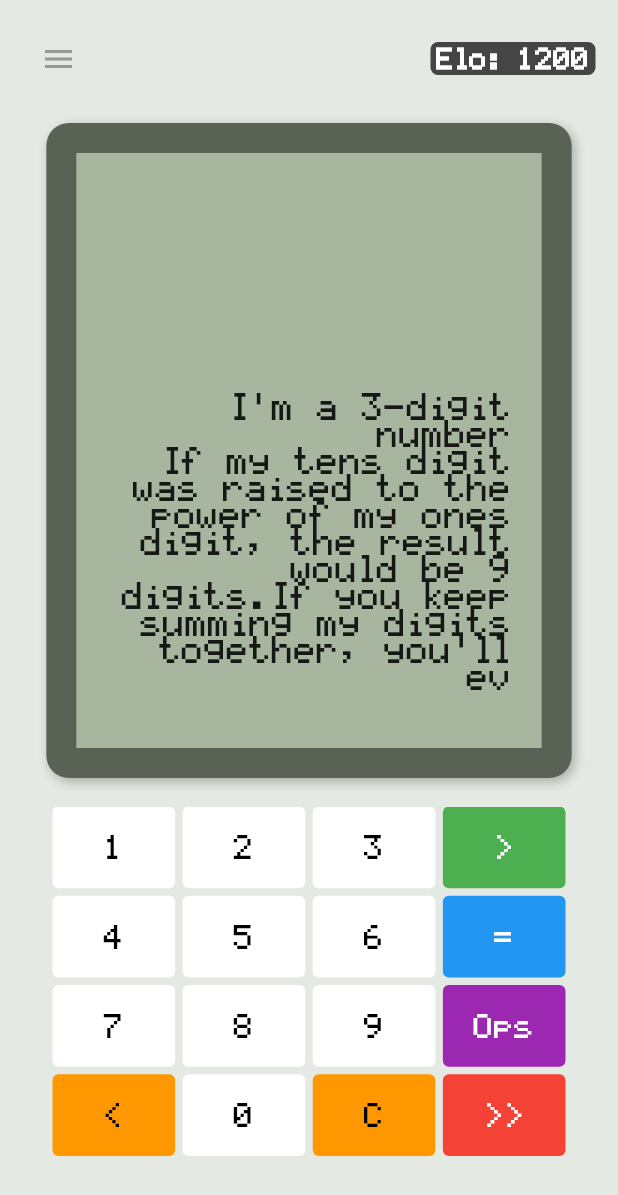
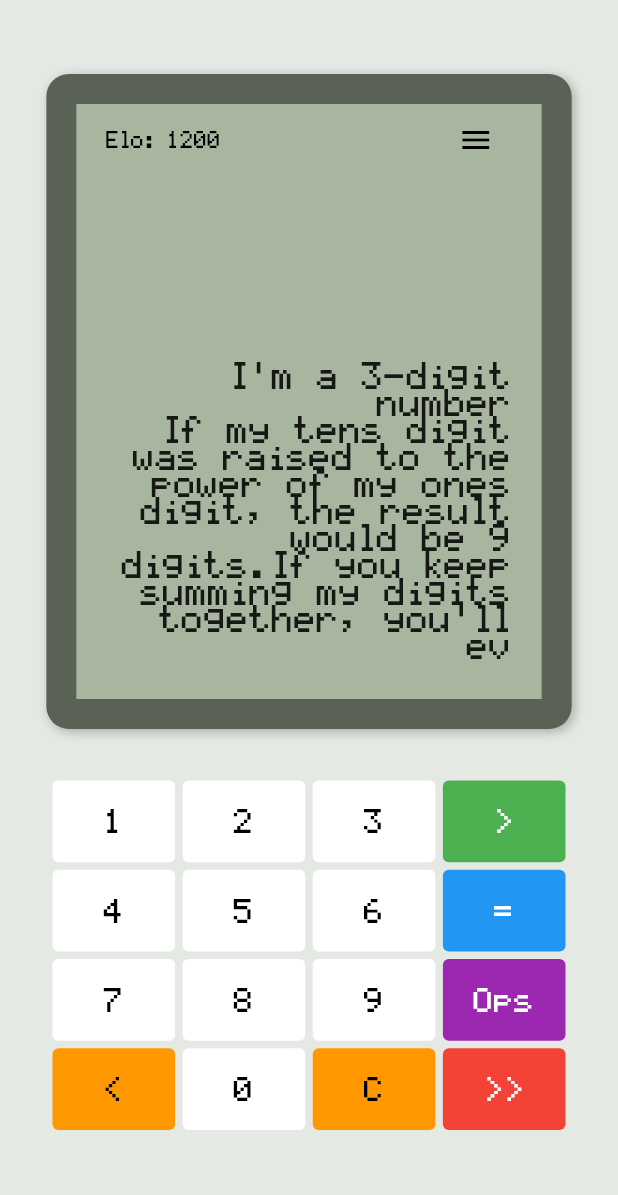
Before and after one commit to HennyBicks01/math_riddler, a Flutter app: the screen it shows after launch, on a phone screen of 412 x 824 dp. Shown: the top 1195 px of the screen. Run offline on Flutter 3.47's test engine with Material 2 defaults, Android fonts, the phone set to English and light mode, and no system bars; our stand-ins replace math_expressions, shared_preferences.

```diff
--- a/lib/main.dart
+++ b/lib/main.dart
@@ -56,7 +56,10 @@ class _MyHomePageState extends State<MyHomePage> {
   bool _isRiddleBeingDisplayed = false;
   String _currentInput = ""; // To store the number being input by the user.
   final List<String> _lastExpression = [];
-  List<String> expressionSymbols = ['+', '-', 'x', '/', '^','Prm','Len','Fib','Sum','Prod','.','Ops'];
+  List<String> expressionSymbols =
+  ['+', '-', 'x', '/',
+    '^','Prm','Len','Fib',
+    'Sum','Prod','.','Ops'];
   bool _showOperators = false;
 
 
@@ -485,12 +488,17 @@ class _MyHomePageState extends State<MyHomePage> {
                 (states) => textColor,
           ),
         ),
+        child: FittedBox(
+          fit: BoxFit.scaleDown,
           child: Text(
             symbol,
             style: TextStyle(
               fontSize: 18,
               color: textColor,
               fontFamily: 'TI84Font',
+            ),
+            maxLines: 1,
+            overflow: TextOverflow.ellipsis,
           ),
         ),
       );
@@ -508,16 +516,51 @@ class _MyHomePageState extends State<MyHomePage> {
                         Column(
                           children: [
 
+                            //Riddle and User input
+                            Expanded(
+                              flex: 7,
+                              child: Center(
+                                child: Container(
+                                  width: screenWidth * 0.85,
+                                  height: screenHeight * 0.53,
+                                  padding: const EdgeInsets.fromLTRB(20.0, 0.0, 20.0, 8.0),
+                                  decoration: BoxDecoration(
+                                      color: const Color(0xFFA8B6A0),
+                                      borderRadius: BorderRadius.circular(15),
+                                      border: Border.all(width: 20.0, color: const Color(0xFF5a6155)), // Adding 20px border
+                                      boxShadow: const [
+                                        BoxShadow(
+                                            color: Colors.black26,
+                                            blurRadius: 5.0,
+                                            offset: Offset(2, 2)
+                                        ),
+                                      ]
+                                  ),
+                                  child: Column(
+                                    mainAxisAlignment: MainAxisAlignment.end,
+                                    crossAxisAlignment: CrossAxisAlignment.end,
+                                    children: [
+
                                     //Row for ELO Score and Menu Icon
                                     Row(
                                     mainAxisAlignment: MainAxisAlignment.spaceBetween,
-                              // Space out the children.
                                     children: [
 
+                                      // Elo Score with no border and smaller font
+                                      Text(
+                                        'Elo: $_eloScore',
+                                        style: const TextStyle(
+                                          fontSize: 12,
+                                          fontWeight: FontWeight.normal,
+                                          color: Colors.black,
+                                        ),
+                                      ),
 
-                                // Menu Icon (Settings)
-                                IconButton(
-                                  onPressed: () async { // <-- Make this function async
+                                      // Menu Icon (Settings) with padding adjusted
+                                      Padding(
+                                        padding: const EdgeInsets.only(left: 20.0),
+                                        child: IconButton(
+                                          onPressed: () async {
                                             await Navigator.of(context).push(
                                               MaterialPageRoute(
                                                 builder: (context) =>
@@ -534,58 +577,15 @@ class _MyHomePageState extends State<MyHomePage> {
                                                     ),
                                               ),
                                             );
-                                    _loadSettings(); // <-- Load your settings again
+                                            _loadSettings();
                                           },
                                           icon: const Icon(
-                                      Icons.menu, color: CupertinoColors
-                                      .inactiveGray),
+                                              Icons.menu, color: CupertinoColors.black),
+                                        ),
                                       ),
 
-
-                                // Elo Score
-                                Container(
-                                  padding: const EdgeInsets.all(4.0),
-                                  decoration: BoxDecoration(
-                                    color: Colors.black.withOpacity(0.7),
-                                    borderRadius: BorderRadius.circular(5),
-                                  ),
-                                  child: Text(
-                                    'Elo: $_eloScore',
-                                    style: const TextStyle(
-                                      fontSize: 16,
-                                      fontWeight: FontWeight.bold,
-                                      color: Colors.white,
-                                    ),
-                                  ),
-                                ),
                                         ],
                                       ),
-
-
-                            //Riddle and User input
-                            Expanded(
-                              flex: 7,
-                              child: Center(
-                                child: Container(
-                                  width: screenWidth * 0.85,
-                                  height: screenHeight * 0.53,
-                                  padding: const EdgeInsets.all(20.0),
-                                  decoration: BoxDecoration(
-                                      color: const Color(0xFFA8B6A0),
-                                      borderRadius: BorderRadius.circular(15),
-                                      border: Border.all(width: 20.0, color: const Color(0xFF5a6155)), // Adding 20px border
-                                      boxShadow: const [
-                                        BoxShadow(
-                                            color: Colors.black26,
-                                            blurRadius: 5.0,
-                                            offset: Offset(2, 2)
-                                        ),
-                                      ]
-                                  ),
-                                  child: Column(
-                                    mainAxisAlignment: MainAxisAlignment.end,
-                                    crossAxisAlignment: CrossAxisAlignment.end,
-                                    children: [
                                       Expanded(
                                         child: SingleChildScrollView(
                                           reverse: true, // Makes the content start from the bottom
--- a/pubspec.yaml
+++ b/pubspec.yaml
@@ -33,6 +33,9 @@ flutter:
     - family: TI84Fontp
       fonts:
         - asset: fonts/texas_instruments_ti84_seriesp.ttf
+    - family: Fun
+      fonts:
+        - asset: fonts/fun.ttf
 
   # If you have other flutter configurations like assets, they go here.
   # For example:
```
Also changed, not shown: fonts/fun.ttf (added). Lines whose indentation alone changed are shown as unchanged.
